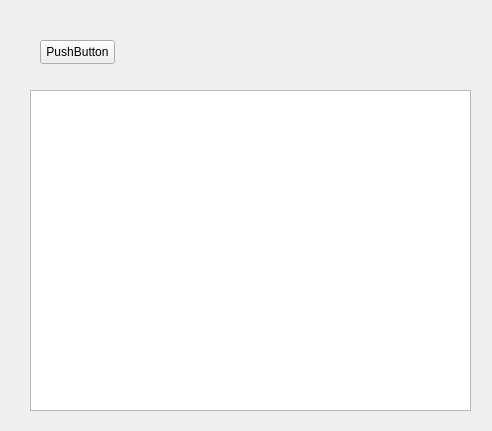
Before: the Qt Designer form lz-launcher/Plugins/Coms/Modbus/Order/OrderView.ui in yolens/lz-launcher, drawn with Qt 5.
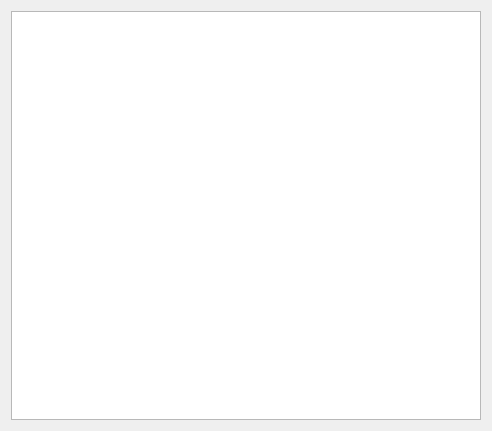
After: the same form once the commit is applied.

The edit to the form file:
```diff
--- a/lz-launcher/Plugins/Coms/Modbus/Order/OrderView.ui
+++ b/lz-launcher/Plugins/Coms/Modbus/Order/OrderView.ui
@@ -13,29 +13,15 @@
   <property name="windowTitle">
    <string>Form</string>
   </property>
-  <widget class="QPushButton" name="pushButton_add">
-   <property name="geometry">
-    <rect>
-     <x>40</x>
-     <y>40</y>
-     <width>75</width>
-     <height>24</height>
-    </rect>
-   </property>
-   <property name="text">
-    <string>PushButton</string>
-   </property>
-  </widget>
-  <widget class="QTableView" name="tableView">
-   <property name="geometry">
-    <rect>
-     <x>30</x>
-     <y>90</y>
-     <width>441</width>
-     <height>321</height>
-    </rect>
-   </property>
-  </widget>
+  <layout class="QGridLayout" name="gridLayout">
+   <item row="0" column="0">
+    <widget class="QTableView" name="tableView">
+     <property name="styleSheet">
+      <string notr="true">selection-background-color: rgb(255, 85, 255);</string>
+     </property>
+    </widget>
+   </item>
+  </layout>
  </widget>
  <resources/>
  <connections/>
```
